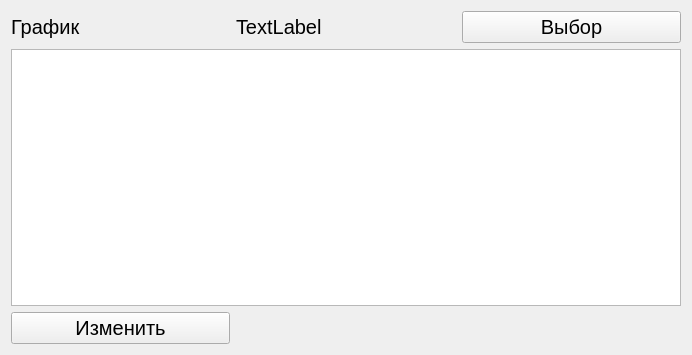
Before: the Qt Designer form QtClient/QtClimaClient/Frames/VentilationConfigFrame.ui in ciberslavik/climacore, drawn with Qt 5.
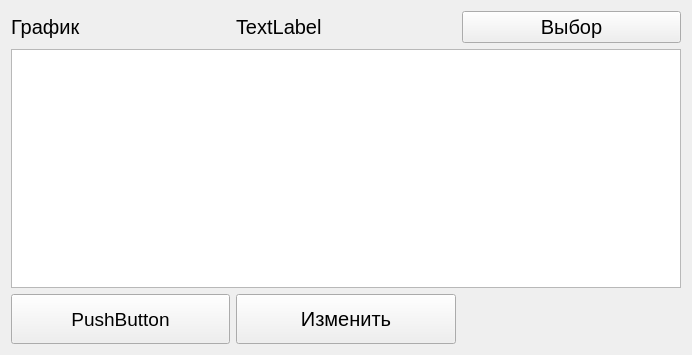
After: the same form once the commit is applied.

Patch:
```diff
--- a/QtClient/QtClimaClient/Frames/VentilationConfigFrame.ui
+++ b/QtClient/QtClimaClient/Frames/VentilationConfigFrame.ui
@@ -10,6 +10,11 @@
     <height>355</height>
    </rect>
   </property>
+  <property name="font">
+   <font>
+    <pointsize>14</pointsize>
+   </font>
+  </property>
   <property name="windowTitle">
    <string>Form</string>
   </property>
@@ -54,7 +59,38 @@
     <widget class="QTableView" name="tableView"/>
    </item>
    <item row="2" column="0">
+    <widget class="QPushButton" name="pushButton">
+     <property name="minimumSize">
+      <size>
+       <width>0</width>
+       <height>50</height>
+      </size>
+     </property>
+     <property name="maximumSize">
+      <size>
+       <width>16777215</width>
+       <height>50</height>
+      </size>
+     </property>
+     <property name="text">
+      <string>PushButton</string>
+     </property>
+    </widget>
+   </item>
+   <item row="2" column="1">
     <widget class="QPushButton" name="pushButton_2">
+     <property name="minimumSize">
+      <size>
+       <width>0</width>
+       <height>50</height>
+      </size>
+     </property>
+     <property name="maximumSize">
+      <size>
+       <width>16777215</width>
+       <height>50</height>
+      </size>
+     </property>
      <property name="font">
       <font>
        <pointsize>15</pointsize>
```
